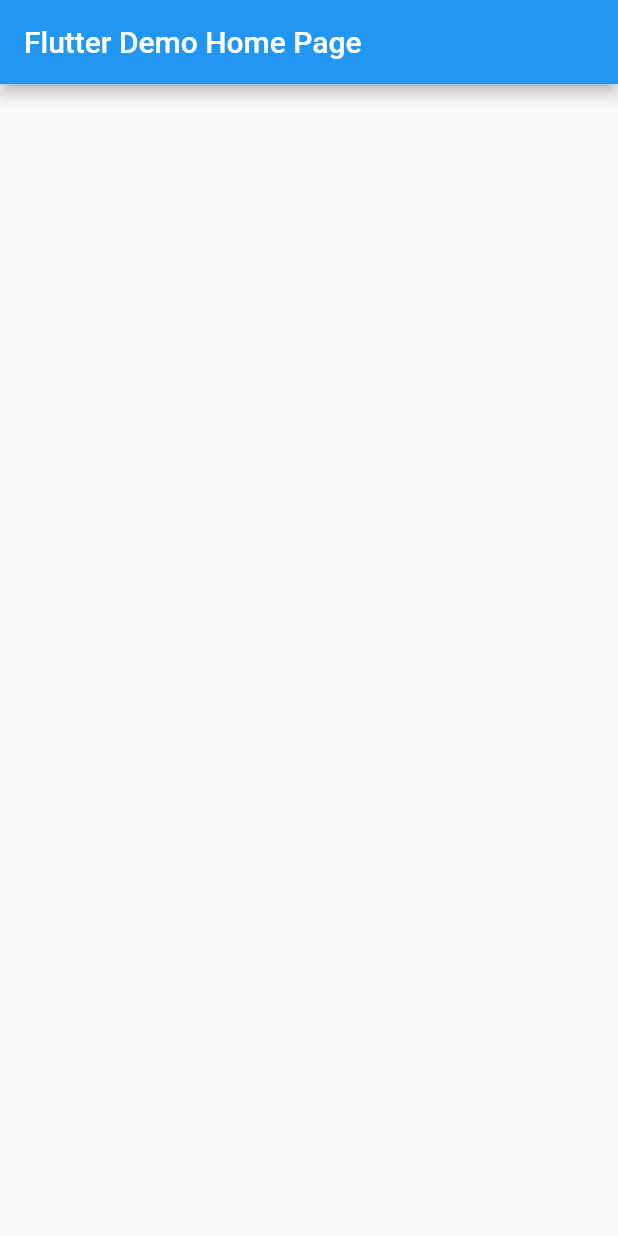
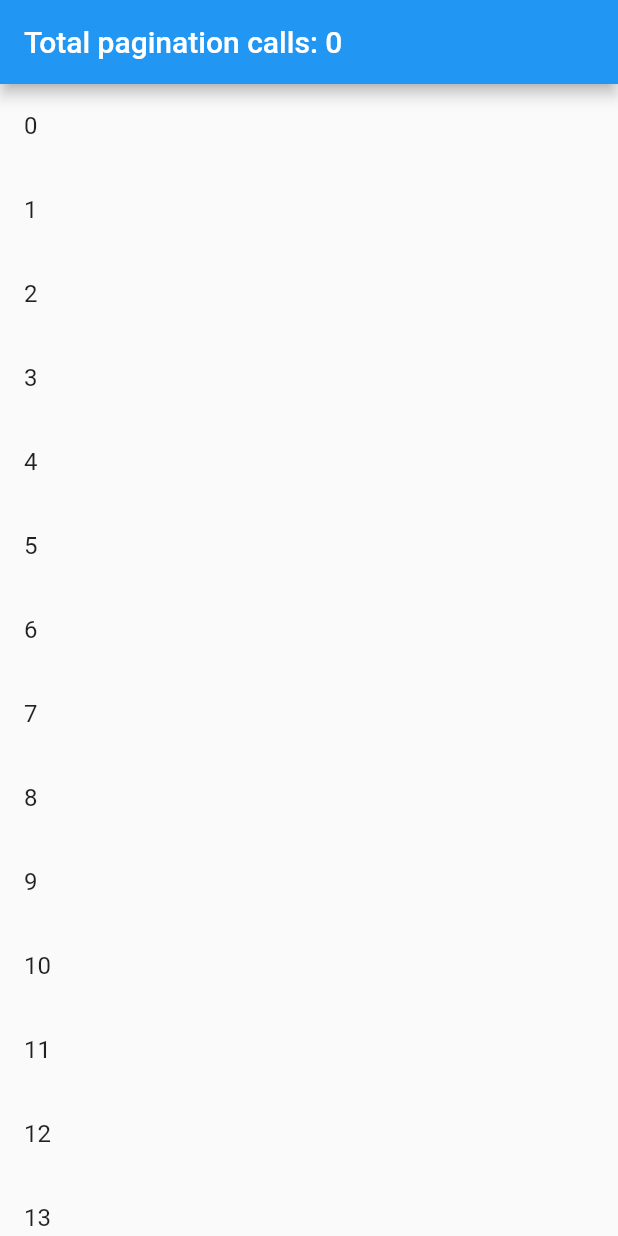
Before and after one commit to abhishek-joflee/pagination_demo, a Flutter app: the screen it shows after launch, on a phone screen of 412 x 824 dp. Run offline on Flutter 3.47's test engine with Material 2 defaults, Android fonts, the phone set to English and light mode, and no system bars.

Commit message:
pagination call added

```diff
--- a/lib/my_home_page.dart
+++ b/lib/my_home_page.dart
@@ -10,13 +10,59 @@ class MyHomePage extends StatefulWidget {
 }
 
 class _MyHomePageState extends State<MyHomePage> {
+  // LOADING STATE VARIABLE
+  bool isLoading = false;
+  // NUMBER OF PAGINATION CALLS
+  int counter = 0;
+
+  // PAGINATION FUNCTION
+  Future<void> loadMore() async {
+    setState(() {
+      isLoading = true;
+    });
+    await Future.delayed(const Duration(seconds: 2));
+    counter += 1;
+    setState(() {
+      isLoading = false;
+    });
+  }
+
   @override
   Widget build(BuildContext context) {
     return Scaffold(
       appBar: AppBar(
-        title: Text(widget.title),
+        title: Text('Total pagination calls: $counter'),
       ),
-      body: Container(),
+      body: Center(
+        child: Column(
+          children: [
+            Expanded(
+              child: NotificationListener<ScrollNotification>(
+                onNotification: (ScrollNotification scrollInfo) {
+                  //! TO AVOID MULTIPLE CALLS
+                  // CHECK IF ALREADY LOADING OR NOT
+                  if (!isLoading) {
+                    loadMore();
+                  }
+                  return true;
+                },
+                child: ListView.builder(
+                  itemBuilder: (ctx, i) => ListTile(
+                    title: Text(i.toString()),
+                  ),
+                  itemCount: 15,
+                ),
+              ),
+            ),
+            SizedBox(
+              height: isLoading ? 50.0 : 0.0,
+              child: const Center(
+                child: CircularProgressIndicator(),
+              ),
+            )
+          ],
+        ),
+      ),
     );
   }
 }
```
